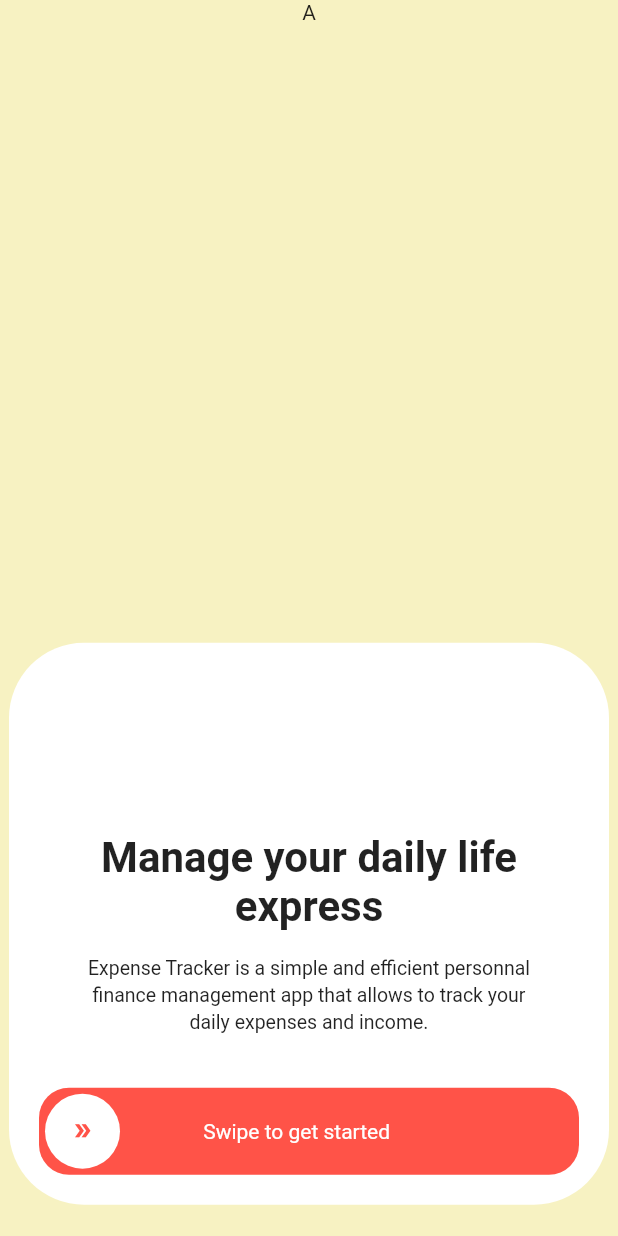
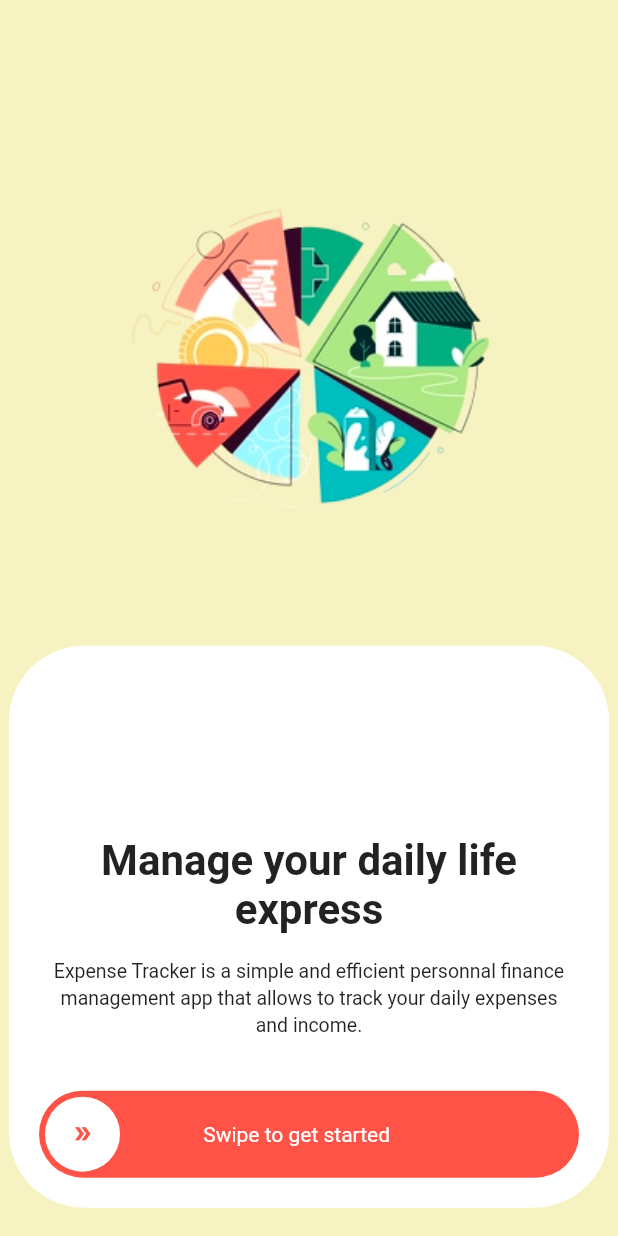
Before and after one commit to Asam237/my_flutter_challenges, a Flutter app: the screen it shows after launch, on a phone screen of 412 x 824 dp. Run offline on Flutter 3.47's test engine with Material 2 defaults, Android fonts, the phone set to English and light mode, and no system bars.

Commit message:
feat: setup welcome page

```diff
--- a/lib/views/components/button.dart
+++ b/lib/views/components/button.dart
@@ -19,7 +19,7 @@ class CButton extends StatelessWidget {
         width: MediaQuery.of(context).size.width,
         decoration: BoxDecoration(
             color: const Color(0xffff5348),
-            borderRadius: BorderRadius.circular(20.0)),
+            borderRadius: BorderRadius.circular(80.0)),
         child: Row(
           children: [
             Container(
--- a/lib/views/screens/expenses_manager/welcome.screen.dart
+++ b/lib/views/screens/expenses_manager/welcome.screen.dart
@@ -1,7 +1,9 @@
 import 'package:flutter/material.dart';
 import 'package:flutter/widgets.dart';
+import 'package:ui_design/commons/helpers.common.dart';
 import 'package:ui_design/views/components/button.dart';
 import 'package:ui_design/views/components/text.dart';
+import 'package:ui_design/views/screens/expenses_manager/main.screen.dart';
 
 class WelcomeScreen extends StatefulWidget {
   const WelcomeScreen({Key? key}) : super(key: key);
@@ -18,10 +20,17 @@ class _WelcomeScreenState extends State<WelcomeScreen> {
       body: SingleChildScrollView(
         child: Column(
           children: [
+            SizedBox(
+              height: 50.0,
+            ),
             Container(
-              height: MediaQuery.of(context).size.height / 1.95,
-              child: const Text("A"),
-            ),
+                height: MediaQuery.of(context).size.height / 2.2,
+                child: Image.asset(
+                  "assets/imgs/logo.png",
+                  fit: BoxFit.contain,
+                  width: 250.0,
+                  height: 250.0,
+                )),
             Container(
                 height: MediaQuery.of(context).size.height / 2.2,
                 width: MediaQuery.of(context).size.height,
@@ -29,11 +38,15 @@ class _WelcomeScreenState extends State<WelcomeScreen> {
                 decoration: const BoxDecoration(
                     color: Colors.white,
                     borderRadius: BorderRadius.all(Radius.circular(50.0))),
+                child: InkWell(
+                  onTap: () {
+                    Nav.push(context, MainExpensesScreen());
+                  },
                   child: Column(
                     mainAxisAlignment: MainAxisAlignment.end,
                     children: [
                       Container(
-                        width: 300,
+                          width: 350,
                           child: const CText(
                             text: "Manage your daily life express",
                             typeOfText: "header",
@@ -42,7 +55,7 @@ class _WelcomeScreenState extends State<WelcomeScreen> {
                         height: 15,
                       ),
                       Container(
-                        width: 300,
+                          width: 350,
                           child: const CText(
                             text:
                                 "Expense Tracker is a simple and efficient personnal finance management app that allows to track your daily expenses and income.",
@@ -59,6 +72,7 @@ class _WelcomeScreenState extends State<WelcomeScreen> {
                         ),
                       )
                     ],
+                  ),
                 )),
           ],
         ),
--- a/pubspec.yaml
+++ b/pubspec.yaml
@@ -60,8 +60,8 @@ flutter:
   uses-material-design: true
 
   # To add assets to your application, add an assets section, like this:
-  # assets:
-  #   - images/a_dot_burr.jpeg
+  assets:
+    - assets/imgs/
   #   - images/a_dot_ham.jpeg
 
   # An image asset can refer to one or more resolution-specific "variants", see
```
Also changed, not shown: lib/commons/helpers.common.dart (+0 -17 lines), lib/views/screens/expenses_manager/main.screen.dart (added, +22 -0 lines), assets/imgs/logo.png (added). Lines whose indentation alone changed are shown as unchanged.
